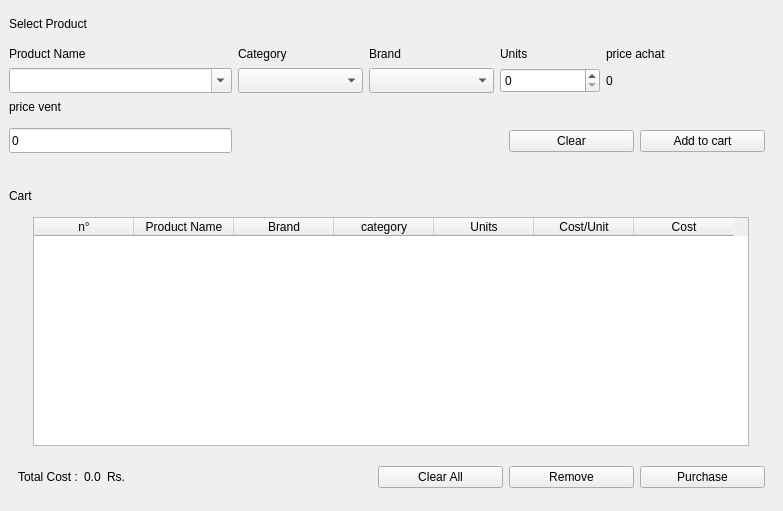
Old version of the form New folder/Purchase.ui in the repository aitsaadachakib/Inventory-and-Sales-Management-System.
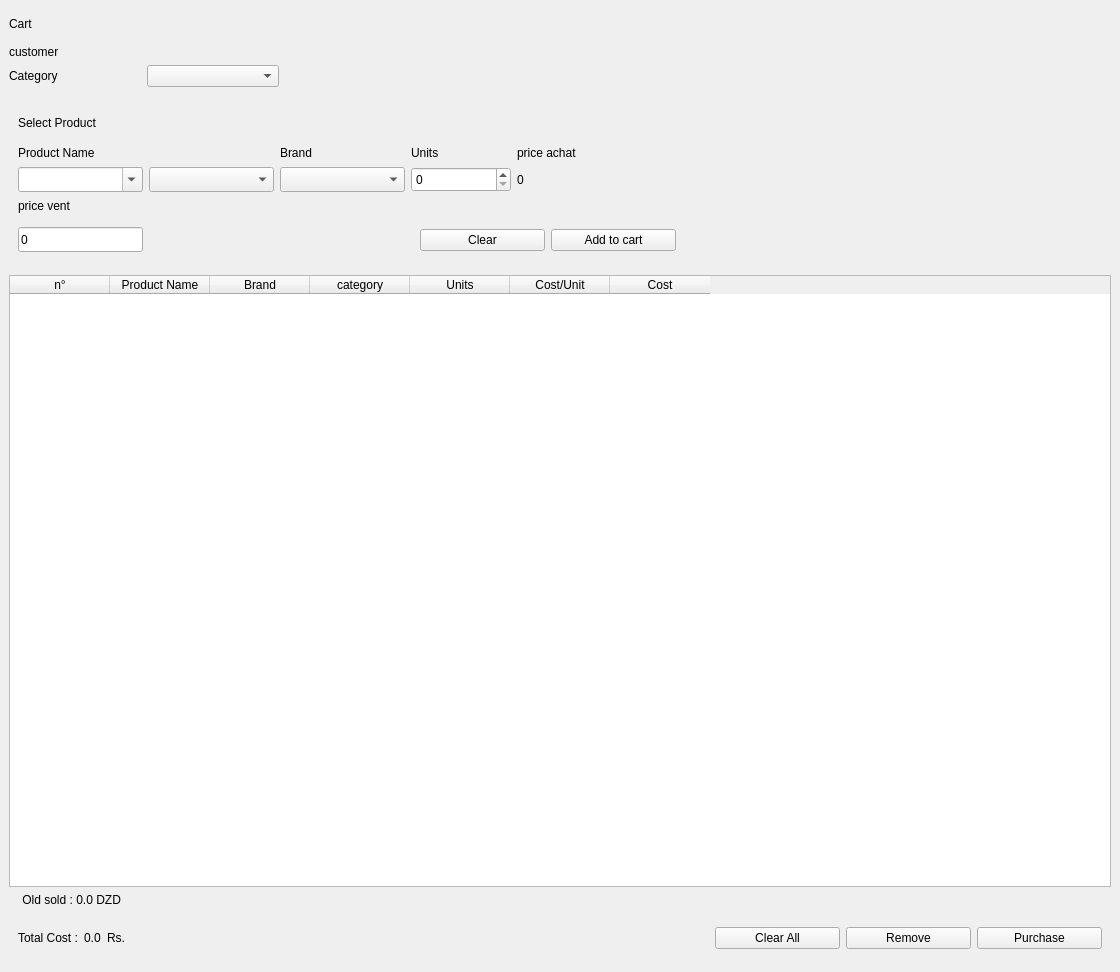
New version of the form.

The edit to the form file:
```diff
--- a/New folder/Purchase.ui
+++ b/New folder/Purchase.ui
@@ -6,8 +6,8 @@
    <rect>
     <x>0</x>
     <y>0</y>
-    <width>783</width>
-    <height>511</height>
+    <width>1120</width>
+    <height>972</height>
    </rect>
   </property>
   <property name="windowTitle">
@@ -32,7 +32,7 @@
    <property name="spacing">
     <number>2</number>
    </property>
-   <item row="1" column="0">
+   <item row="0" column="0">
     <widget class="QFrame" name="mainframe_2">
      <property name="enabled">
       <bool>true</bool>
@@ -44,64 +44,7 @@
       <string>mainframe</string>
      </property>
      <layout class="QGridLayout" name="gridLayout_4">
-      <item row="2" column="0" colspan="2" alignment="Qt::AlignHCenter">
-       <widget class="QTableWidget" name="tableCart">
-        <property name="enabled">
-         <bool>true</bool>
-        </property>
-        <property name="sizeAdjustPolicy">
-         <enum>QAbstractScrollArea::AdjustToContents</enum>
-        </property>
-        <property name="editTriggers">
-         <set>QAbstractItemView::NoEditTriggers</set>
-        </property>
-        <property name="selectionMode">
-         <enum>QAbstractItemView::SingleSelection</enum>
-        </property>
-        <property name="selectionBehavior">
-         <enum>QAbstractItemView::SelectRows</enum>
-        </property>
-        <attribute name="verticalHeaderVisible">
-         <bool>false</bool>
-        </attribute>
-        <column>
-         <property name="text">
-          <string>n°</string>
-         </property>
-        </column>
-        <column>
-         <property name="text">
-          <string>Product Name</string>
-         </property>
-        </column>
-        <column>
-         <property name="text">
-          <string>Brand</string>
-         </property>
-        </column>
-        <column>
-         <property name="text">
-          <string>category</string>
-         </property>
-        </column>
-        <column>
-         <property name="text">
-          <string>Units</string>
-         </property>
-        </column>
-        <column>
-         <property name="text">
-          <string>Cost/Unit</string>
-         </property>
-        </column>
-        <column>
-         <property name="text">
-          <string>Cost</string>
-         </property>
-        </column>
-       </widget>
-      </item>
-      <item row="0" column="0" colspan="2">
+      <item row="0" column="0" colspan="3">
        <widget class="QLabel" name="h_2">
         <property name="minimumSize">
          <size>
@@ -126,7 +69,88 @@
         </property>
        </widget>
       </item>
-      <item row="3" column="1" alignment="Qt::AlignRight">
+      <item row="1" column="0">
+       <layout class="QVBoxLayout" name="verticalLayout_2">
+        <item>
+         <layout class="QHBoxLayout" name="horizontalLayout_6">
+          <item>
+           <widget class="QLabel" name="label_5">
+            <property name="font">
+             <font>
+              <stylestrategy>PreferDefault</stylestrategy>
+             </font>
+            </property>
+            <property name="layoutDirection">
+             <enum>Qt::LeftToRight</enum>
+            </property>
+            <property name="text">
+             <string>customer</string>
+            </property>
+           </widget>
+          </item>
+         </layout>
+        </item>
+       </layout>
+      </item>
+      <item row="3" column="0">
+       <widget class="Line" name="line">
+        <property name="orientation">
+         <enum>Qt::Vertical</enum>
+        </property>
+       </widget>
+      </item>
+      <item row="2" column="0">
+       <layout class="QHBoxLayout" name="horizontalLayout_4">
+        <property name="spacing">
+         <number>7</number>
+        </property>
+        <property name="sizeConstraint">
+         <enum>QLayout::SetNoConstraint</enum>
+        </property>
+        <item>
+         <widget class="QLabel" name="labelCategory">
+          <property name="styleSheet">
+           <string notr="true"/>
+          </property>
+          <property name="text">
+           <string>Category</string>
+          </property>
+         </widget>
+        </item>
+        <item>
+         <widget class="QComboBox" name="comboBox"/>
+        </item>
+        <item>
+         <widget class="QLabel" name="label_4">
+          <property name="text">
+           <string/>
+          </property>
+         </widget>
+        </item>
+        <item>
+         <widget class="QLabel" name="label_3">
+          <property name="text">
+           <string/>
+          </property>
+         </widget>
+        </item>
+        <item>
+         <widget class="QLabel" name="label_2">
+          <property name="text">
+           <string/>
+          </property>
+         </widget>
+        </item>
+       </layout>
+      </item>
+      <item row="6" column="0">
+       <widget class="QLabel" name="label_6">
+        <property name="text">
+         <string>    Old sold : 0.0 DZD</string>
+        </property>
+       </widget>
+      </item>
+      <item row="7" column="2" alignment="Qt::AlignRight">
        <widget class="QFrame" name="frameCartButtons">
         <property name="minimumSize">
          <size>
@@ -210,58 +234,7 @@
         </layout>
        </widget>
       </item>
-      <item row="3" column="0" alignment="Qt::AlignLeft">
-       <widget class="QFrame" name="frameCost">
-        <property name="minimumSize">
-         <size>
-          <width>0</width>
-          <height>30</height>
-         </size>
-        </property>
-        <property name="maximumSize">
-         <size>
-          <width>16777215</width>
-          <height>30</height>
-         </size>
-        </property>
-        <layout class="QHBoxLayout" name="horizontalLayout_2">
-         <item>
-          <widget class="QLabel" name="labelTotal">
-           <property name="styleSheet">
-            <string notr="true"/>
-           </property>
-           <property name="text">
-            <string>Total Cost :</string>
-           </property>
-          </widget>
-         </item>
-         <item>
-          <widget class="QLabel" name="labelCost">
-           <property name="styleSheet">
-            <string notr="true"/>
-           </property>
-           <property name="text">
-            <string>0.0</string>
-           </property>
-          </widget>
-         </item>
-         <item>
-          <widget class="QLabel" name="labelRs">
-           <property name="styleSheet">
-            <string notr="true"/>
-           </property>
-           <property name="text">
-            <string>Rs.</string>
-           </property>
-          </widget>
-         </item>
-        </layout>
-       </widget>
-      </item>
-     </layout>
-    </widget>
-   </item>
-   <item row="0" column="0">
+      <item row="4" column="0">
     <widget class="QFrame" name="mainframe_1">
      <property name="minimumSize">
       <size>
@@ -449,16 +422,6 @@
         </property>
        </widget>
       </item>
-      <item row="6" column="1">
-       <widget class="QLabel" name="labelCategory">
-        <property name="styleSheet">
-         <string notr="true"/>
-        </property>
-        <property name="text">
-         <string>Category</string>
-        </property>
-       </widget>
-      </item>
       <item row="17" column="2">
        <widget class="QComboBox" name="fieldBrand">
         <property name="enabled">
@@ -529,6 +492,114 @@
         <property name="text">
          <string>0</string>
         </property>
+          </widget>
+         </item>
+        </layout>
+       </widget>
+      </item>
+      <item row="7" column="0" alignment="Qt::AlignLeft">
+       <widget class="QFrame" name="frameCost">
+        <property name="minimumSize">
+         <size>
+          <width>0</width>
+          <height>30</height>
+         </size>
+        </property>
+        <property name="maximumSize">
+         <size>
+          <width>16777215</width>
+          <height>30</height>
+         </size>
+        </property>
+        <layout class="QHBoxLayout" name="horizontalLayout_2">
+         <item>
+          <widget class="QLabel" name="labelTotal">
+           <property name="styleSheet">
+            <string notr="true"/>
+           </property>
+           <property name="text">
+            <string>Total Cost :</string>
+           </property>
+          </widget>
+         </item>
+         <item>
+          <widget class="QLabel" name="labelCost">
+           <property name="styleSheet">
+            <string notr="true"/>
+           </property>
+           <property name="text">
+            <string>0.0</string>
+           </property>
+          </widget>
+         </item>
+         <item>
+          <widget class="QLabel" name="labelRs">
+           <property name="styleSheet">
+            <string notr="true"/>
+           </property>
+           <property name="text">
+            <string>Rs.</string>
+           </property>
+          </widget>
+         </item>
+        </layout>
+       </widget>
+      </item>
+      <item row="5" column="0" colspan="3">
+       <widget class="QTableWidget" name="tableCart">
+        <property name="enabled">
+         <bool>true</bool>
+        </property>
+        <property name="sizeAdjustPolicy">
+         <enum>QAbstractScrollArea::AdjustToContents</enum>
+        </property>
+        <property name="editTriggers">
+         <set>QAbstractItemView::NoEditTriggers</set>
+        </property>
+        <property name="selectionMode">
+         <enum>QAbstractItemView::SingleSelection</enum>
+        </property>
+        <property name="selectionBehavior">
+         <enum>QAbstractItemView::SelectRows</enum>
+        </property>
+        <attribute name="verticalHeaderVisible">
+         <bool>false</bool>
+        </attribute>
+        <column>
+         <property name="text">
+          <string>n°</string>
+         </property>
+        </column>
+        <column>
+         <property name="text">
+          <string>Product Name</string>
+         </property>
+        </column>
+        <column>
+         <property name="text">
+          <string>Brand</string>
+         </property>
+        </column>
+        <column>
+         <property name="text">
+          <string>category</string>
+         </property>
+        </column>
+        <column>
+         <property name="text">
+          <string>Units</string>
+         </property>
+        </column>
+        <column>
+         <property name="text">
+          <string>Cost/Unit</string>
+         </property>
+        </column>
+        <column>
+         <property name="text">
+          <string>Cost</string>
+         </property>
+        </column>
        </widget>
       </item>
      </layout>
```
Lines whose indentation alone changed are shown as unchanged.
